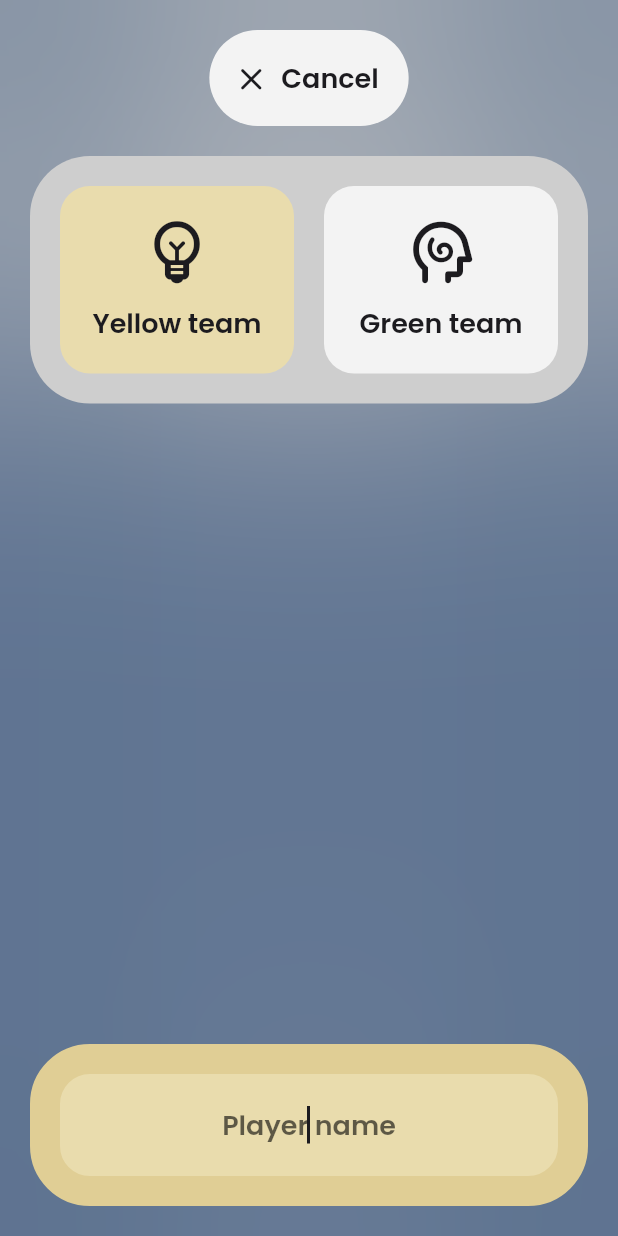
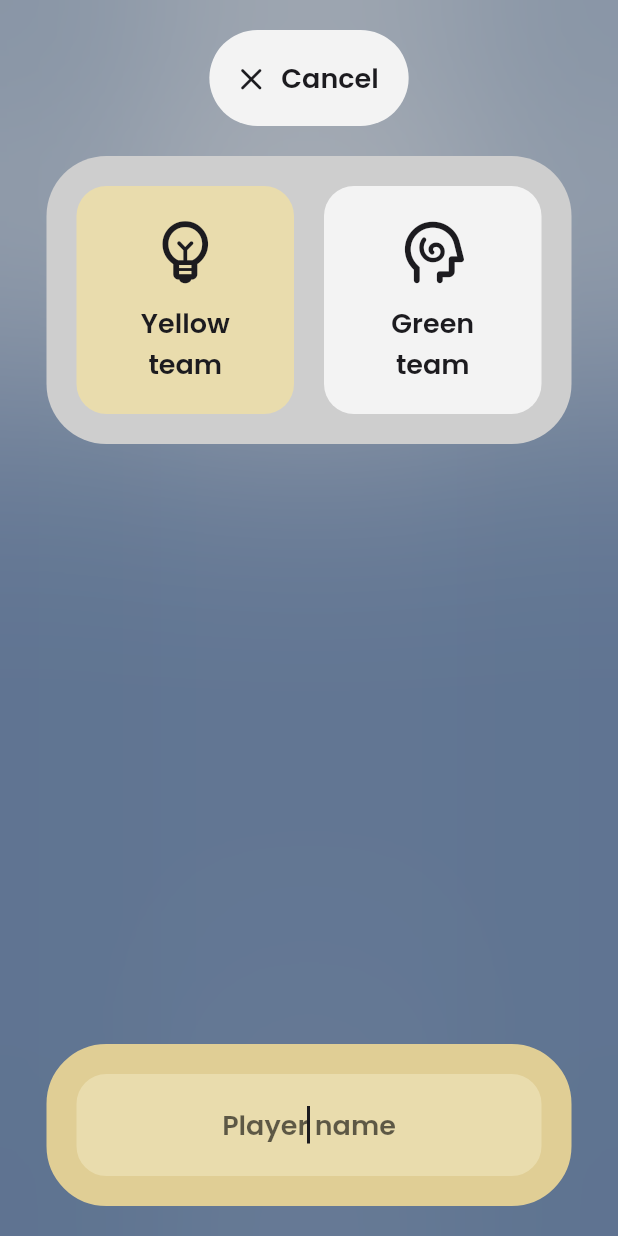
Before and after one commit to paologiua/complicity_game, a Flutter app: the TeamSelectorScreen screen opened by its route, after a tap on an icon or button, on a phone screen of 412 x 824 dp. Run offline on Flutter 3.47's test engine with Material 2 defaults, Android fonts, the phone set to English and light mode, and no system bars; our stand-ins replace flutter_keyboard_visibility, flutter_svg; generated files the repository leaves out were written again; project files that could hold a hidden picture were left out.

Commit message:
Code refactoring

```diff
--- a/lib/dialogs/player_editor_dialog.dart
+++ b/lib/dialogs/player_editor_dialog.dart
@@ -94,8 +94,12 @@ class _PlayerEditorDialogState extends State<PlayerEditorDialog> {
           elevation: 0.0,
           child: GestureDetector(
             onTap: () {},
-            child: Padding(
-              padding: const EdgeInsets.all(ThemeConstants.defaultPadding),
+            child: Center(
+              child: Container(
+              constraints: const BoxConstraints(
+                maxWidth: ThemeConstants.defaultMaxWidth,
+              ),
+                margin: const EdgeInsets.all(ThemeConstants.defaultPadding),
                 child: Column(
                   crossAxisAlignment: CrossAxisAlignment.stretch,
                   children: <Widget>[
@@ -149,6 +153,7 @@ class _PlayerEditorDialogState extends State<PlayerEditorDialog> {
             ),
           ),
         ),
+      ),
     );
   }
 }
--- a/lib/services/game_service.dart
+++ b/lib/services/game_service.dart
@@ -13,8 +13,11 @@ class GameState {
     required List<PlayerModel> players,
     required this.words,
   }) {
+    for (Team team in Team.values) {
+      _players[team.name] = [];
+    }
+
     for (PlayerModel player in players..shuffle()) {
-      _players[player.team.name] = _players[player.team.name] ?? [];
       _players[player.team.name]?.add(player);
     }
 
```
Lines whose indentation alone changed are shown as unchanged.
